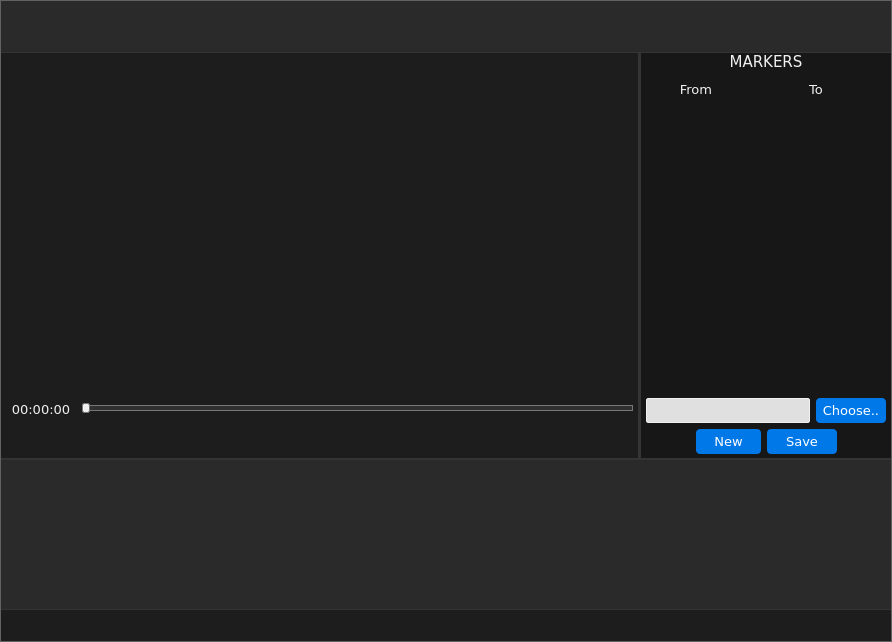
First picture: the form in mainwindow.ui, repository LucaGallinari/ScenesManager, before the edit.
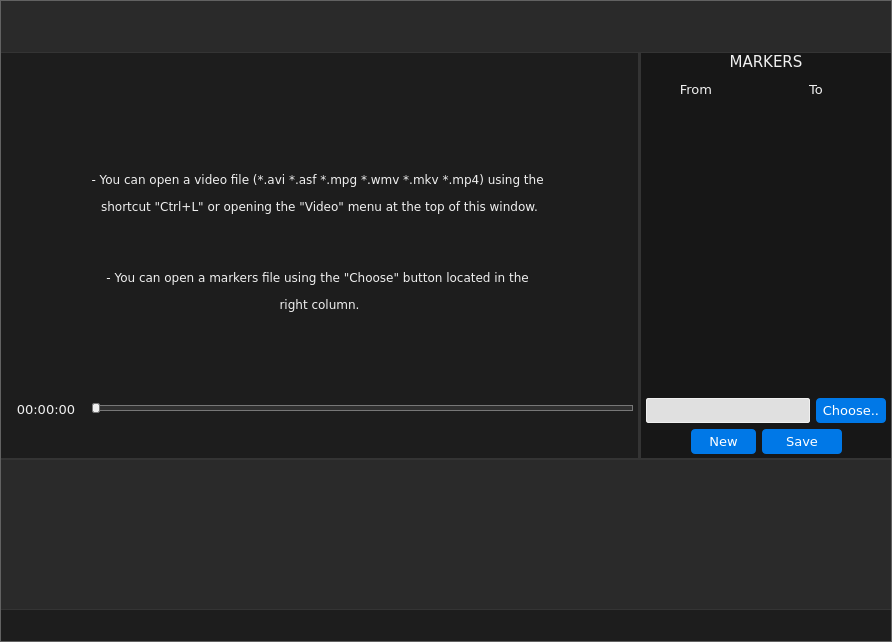
Second picture: the form after the edit. Icons and pictures are not drawn.

Commit message: Init text + UI changes

What changed in the file:
```diff
--- a/mainwindow.ui
+++ b/mainwindow.ui
@@ -361,7 +361,7 @@
                </sizepolicy>
               </property>
               <property name="text">
-               <string/>
+               <string>&lt;html&gt;&lt;head/&gt;&lt;body&gt;&lt;p align=&quot;center&quot;&gt;&lt;img src=&quot;:/brands/shotmanager.png&quot;/&gt;&lt;/p&gt;&lt;p align=&quot;center&quot;&gt;&lt;br/&gt;&lt;/p&gt;&lt;p align=&quot;center&quot;&gt;&lt;span style=&quot; font-size:9pt;&quot;&gt;- You can open a video file (*.avi *.asf *.mpg *.wmv *.mkv *.mp4) using the &lt;/span&gt;&lt;/p&gt;&lt;p align=&quot;center&quot;&gt;&lt;span style=&quot; font-size:9pt;&quot;&gt;shortcut &amp;quot;Ctrl+L&amp;quot; or opening the &amp;quot;Video&amp;quot; menu at the top of this window.&lt;/span&gt;&lt;/p&gt;&lt;p align=&quot;center&quot;&gt;&lt;br/&gt;&lt;/p&gt;&lt;p align=&quot;center&quot;&gt;&lt;span style=&quot; font-size:9pt;&quot;&gt;- You can open a markers file using the &amp;quot;Choose&amp;quot; button located in the &lt;/span&gt;&lt;/p&gt;&lt;p align=&quot;center&quot;&gt;&lt;span style=&quot; font-size:9pt;&quot;&gt;right column.&lt;/span&gt;&lt;/p&gt;&lt;/body&gt;&lt;/html&gt;</string>
               </property>
               <property name="textFormat">
                <enum>Qt::RichText</enum>
@@ -419,13 +419,13 @@
                    </property>
                    <property name="minimumSize">
                     <size>
-                     <width>70</width>
+                     <width>80</width>
                      <height>30</height>
                     </size>
                    </property>
                    <property name="maximumSize">
                     <size>
-                     <width>70</width>
+                     <width>80</width>
                      <height>30</height>
                     </size>
                    </property>
@@ -897,13 +897,13 @@
                <widget class="QPushButton" name="markersSaveBtn">
                 <property name="minimumSize">
                  <size>
-                  <width>70</width>
+                  <width>80</width>
                   <height>25</height>
                  </size>
                 </property>
                 <property name="maximumSize">
                  <size>
-                  <width>70</width>
+                  <width>80</width>
                   <height>16777215</height>
                  </size>
                 </property>
```
Left out of the diff: 2 changed lines with no effect on the pictures. The commit also changes 4 other files.
